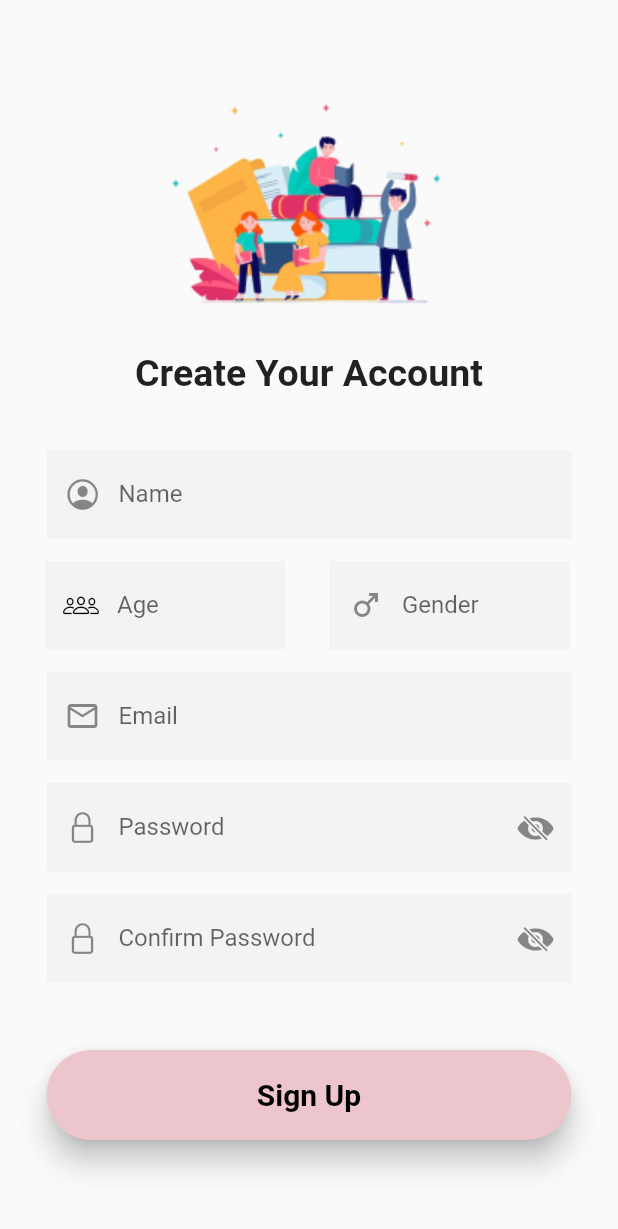
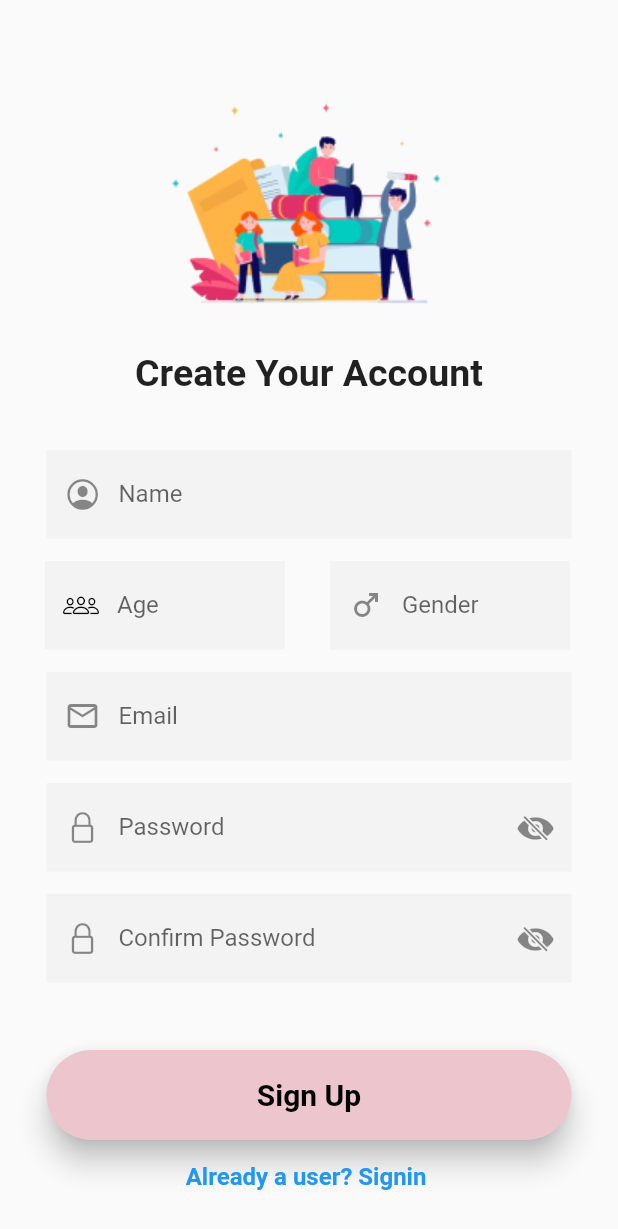
Before and after one commit to Ayush2233/Pick-A-Book, a Flutter app: the screen it shows after launch, after a tap on "New User Register Now", on a phone screen of 412 x 824 dp. Shown: the top 1229 px of the screen. Run offline on Flutter 3.47's test engine with Material 2 defaults, Android fonts, the light colour scheme and no system bars; our stand-ins replace carousel_slider, convex_bottom_bar, firebase_auth, firebase_core, google_fonts; accounts and stored records are empty; network calls fail.

Commit message:
Some changes

```diff
--- a/lib/screens/sign up.dart
+++ b/lib/screens/sign up.dart
@@ -2,6 +2,8 @@ import 'package:flutter/material.dart';
 import 'package:flutter/cupertino.dart';
 
 class SignUp extends StatefulWidget {
+  final VoidCallback showLogin;
+  const SignUp({Key? key, required this.showLogin}) : super(key: key);
 
 
   @override
@@ -77,7 +79,16 @@ class _SignUpState extends State<SignUp> {
                   onPressed: () {},
                   child: Text('Sign Up',style: TextStyle(color: Colors.black,fontSize: 20,fontWeight: FontWeight.bold),)),
             ),
-            )
+            ),
+            SizedBox(height: 15,),
+
+            GestureDetector(
+              onTap: widget.showLogin,
+              child: Text("Already a user? Signin ",
+              style: TextStyle(
+                  color: Colors.blue,fontSize: 16,fontWeight: FontWeight.bold
+              ),),
+            ),
           ],),
         )
 
--- a/lib/screens/signin.dart
+++ b/lib/screens/signin.dart
@@ -83,6 +83,8 @@ class _LoginState extends State<Login> {
 
             SizedBox(height: 15,),
 
+
+            // Signup button
             GestureDetector(
               onTap: widget.showSignup,
               child: Text("New User Register Now", style: TextStyle(
--- a/lib/utilities/check.dart
+++ b/lib/utilities/check.dart
@@ -2,6 +2,7 @@ import 'package:firebase_auth/firebase_auth.dart';
 import 'package:flutter/material.dart';
 import 'package:project2/models/auth.dart';
 import 'package:project2/screens/Home.dart';
+import 'package:project2/screens/navigationcontroller.dart';
 import 'package:project2/screens/signin.dart';
 
 
@@ -14,7 +15,7 @@ class Check extends StatelessWidget {
       body: StreamBuilder<User?>(stream: FirebaseAuth.instance.authStateChanges(),
       builder: (context, snapshot){
         if(snapshot.hasData){
-          return Home();
+          return navcontroller();
         }
         else{
           return Authpage();
```
